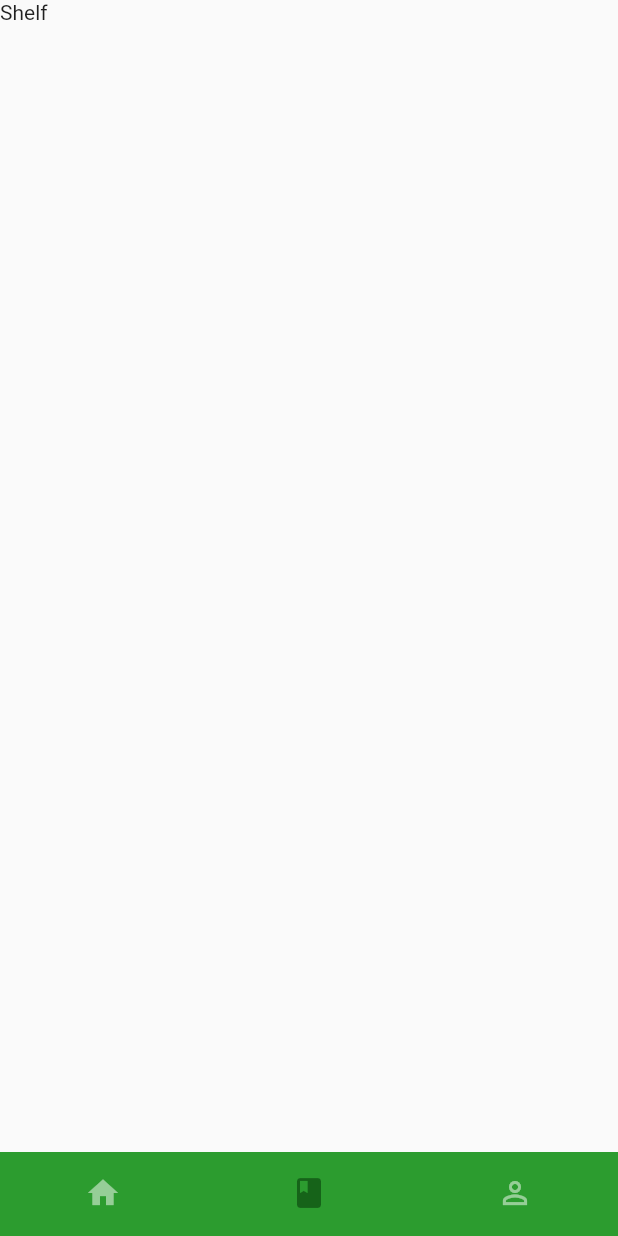
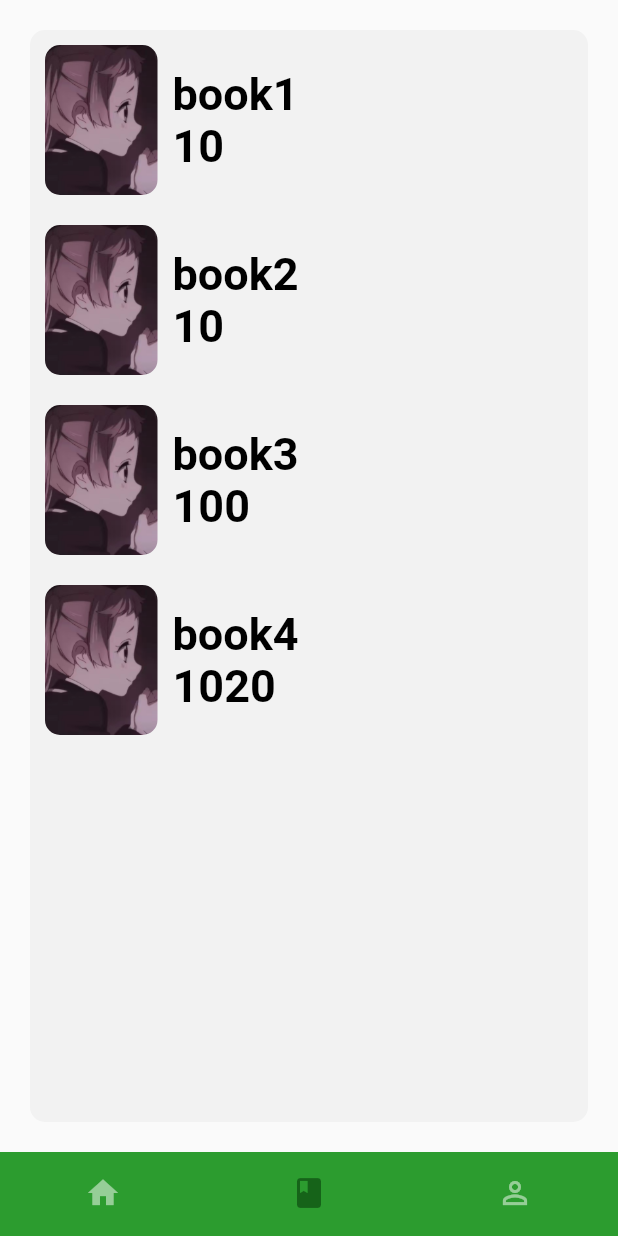
Before and after one commit to SkarnerV/NovelWeb, a Flutter app: the screen it shows after launch, item 2 of the bottom bar chosen, on a phone screen of 412 x 824 dp. Run offline on Flutter 3.47's test engine with Material 2 defaults, Android fonts, the phone set to English and light mode, and no system bars.

Commit message:
shelf update

```diff
--- a/lib/UI/Pages/profile.dart
+++ b/lib/UI/Pages/profile.dart
@@ -1,4 +1,5 @@
 import 'package:flutter/material.dart';
+import 'package:novel/UI/Pages/setting_page.dart';
 import 'package:novel/login/login.dart';
 import 'package:novel/util/colors.dart';
 
@@ -22,7 +23,11 @@ class _ProfilePageState extends State<ProfilePage> {
       children: [
       Expanded(child: Container(),),
       InkWell(
-          onTap: (){},
+          onTap: (){
+             Navigator.push(context,
+                    MaterialPageRoute(builder: (context) => SettingPage()),
+                    );
+          },
           child: Icon(Icons.settings),
 
       )
@@ -34,7 +39,8 @@ class _ProfilePageState extends State<ProfilePage> {
     onTap: () {
       Navigator.push(context,
                     MaterialPageRoute(builder: (context) => Login()),
-                    );},
+                    );
+    },
     child:
     Container(
       decoration: BoxDecoration(
@@ -58,7 +64,7 @@ class _ProfilePageState extends State<ProfilePage> {
                   ),
         ),
       ),
-      SizedBox(width: 200,),
+      Expanded(child: Container(),),
       Icon(Icons.chevron_right_outlined)
     ],)
     ),
--- /dev/null
+++ b/lib/UI/Pages/setting_page.dart
@@ -0,0 +1,20 @@
+import 'package:flutter/material.dart';
+import 'package:flutter/src/foundation/key.dart';
+import 'package:flutter/src/widgets/framework.dart';
+import 'package:novel/util/colors.dart';
+
+class SettingPage extends StatelessWidget {
+  const SettingPage({Key? key}) : super(key: key);
+
+  @override
+  Widget build(BuildContext context) {
+    return Scaffold(
+      appBar: AppBar(
+        title:Text("Setting"),
+        backgroundColor: AppColors.mainColor,
+
+      ),
+    );
+
+  }
+}
--- a/lib/UI/Pages/shelf.dart
+++ b/lib/UI/Pages/shelf.dart
@@ -1,6 +1,9 @@
 import 'package:flutter/material.dart';
+import 'package:novel/UI/Widgets/book_list.dart';
 
 class ShelfPage extends StatefulWidget {
+
+
   const ShelfPage({Key? key}) : super(key: key);
 
   @override
@@ -8,8 +11,50 @@ class ShelfPage extends StatefulWidget {
 }
 
 class _ShelfPageState extends State<ShelfPage> {
+
+   final List<Map<String,String>> books = [
+     {
+       "title":"book1",
+       "img":"public/img/avatar.jpg",
+       "progress":"10",
+
+     },
+     {
+       "title":"book2",
+       "img":"public/img/avatar.jpg",
+       "progress":"10",
+
+
+     },
+     {
+       "title":"book3",
+       "img":"public/img/avatar.jpg",
+       "progress":"100",
+
+     },
+     {
+       "title":"book4",
+       "img":"public/img/avatar.jpg",
+       "progress":"1020",
+
+     }];
+
+
   @override
   Widget build(BuildContext context) {
-    return Text('Shelf');
+    return Scaffold(
+
+      body: Container(
+        margin: EdgeInsets.all(10),
+        color: Colors.grey.withOpacity(0.09),
+        child: BookList(books: books)
+
+
+
+        ),
+
+
+      );
+
   }
 }
--- /dev/null
+++ b/lib/UI/Widgets/book_item.dart
@@ -0,0 +1,71 @@
+import 'package:flutter/material.dart';
+import 'package:flutter/src/foundation/key.dart';
+import 'package:flutter/src/widgets/framework.dart';
+import 'package:novel/UI/Pages/book_page.dart';
+import 'package:novel/UI/Widgets/app_text.dart';
+
+class BookItem extends StatelessWidget {
+
+  final String title;
+  final String img;
+  final String progress;
+
+
+  const BookItem({Key? key,required this.title, required this.img, required this.progress}) : super(key: key);
+
+  @override
+  Widget build(BuildContext context) {
+    return Container(
+
+      margin:EdgeInsets.all(10),
+      child:
+        InkWell(
+          onTap: () {
+            Navigator.push(context,
+            MaterialPageRoute(
+              builder:(context) => BookContentPage(title: title) )
+
+            );
+
+          },
+          child:
+          Row(children: [
+            Container(
+              width: 75,
+              height:100,
+              decoration: BoxDecoration(
+              borderRadius: BorderRadius.circular(10),
+              image: DecorationImage(
+                image: AssetImage(img),
+                fit:BoxFit.cover
+               )
+              ),
+
+
+            ),
+            SizedBox(width:10),
+            Column(
+              children: [
+              Container(
+              width: 100,
+              child: AppText(text: title),
+              ),
+
+              Container(
+              width: 100,
+              child: AppText(text: progress),
+              ),
+
+
+              ],
+            )
+
+
+
+          ],)
+          )
+
+    );
+
+  }
+}
--- /dev/null
+++ b/lib/UI/Widgets/book_list.dart
@@ -0,0 +1,40 @@
+import 'package:flutter/material.dart';
+import 'package:flutter/src/foundation/key.dart';
+import 'package:flutter/src/widgets/framework.dart';
+import 'package:novel/UI/Widgets/book_item.dart';
+
+class BookList extends StatelessWidget {
+
+  final List<Map<String, String>> books;
+
+  BookList({Key? key, required this.books}) : super(key: key);
+
+  @override
+  Widget build(BuildContext context) {
+    return Scaffold(
+      body: Container(
+        margin: EdgeInsets.all(10),
+        decoration: BoxDecoration(
+          borderRadius: BorderRadius.circular(10),
+          color: Colors.grey.withOpacity(0.09)
+        ),
+        child:
+
+          ListView.builder(
+            itemCount: books.length,
+            scrollDirection: Axis.vertical,
+            itemBuilder: (context, index){
+              return BookItem(title: books.elementAt(index)["title"]??'',
+              img: books.elementAt(index)["img"]??'',
+              progress: books.elementAt(index)["progress"]??'',
+              );
+
+
+            },
+          ),
+      )
+
+    );
+
+  }
+}
```
